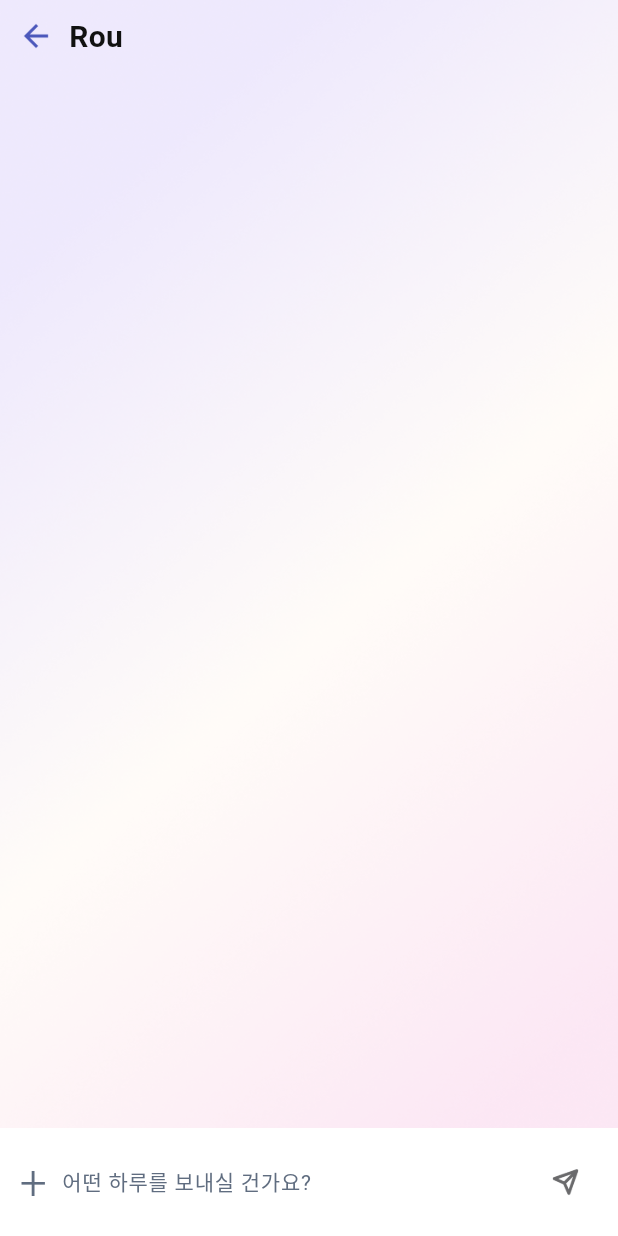
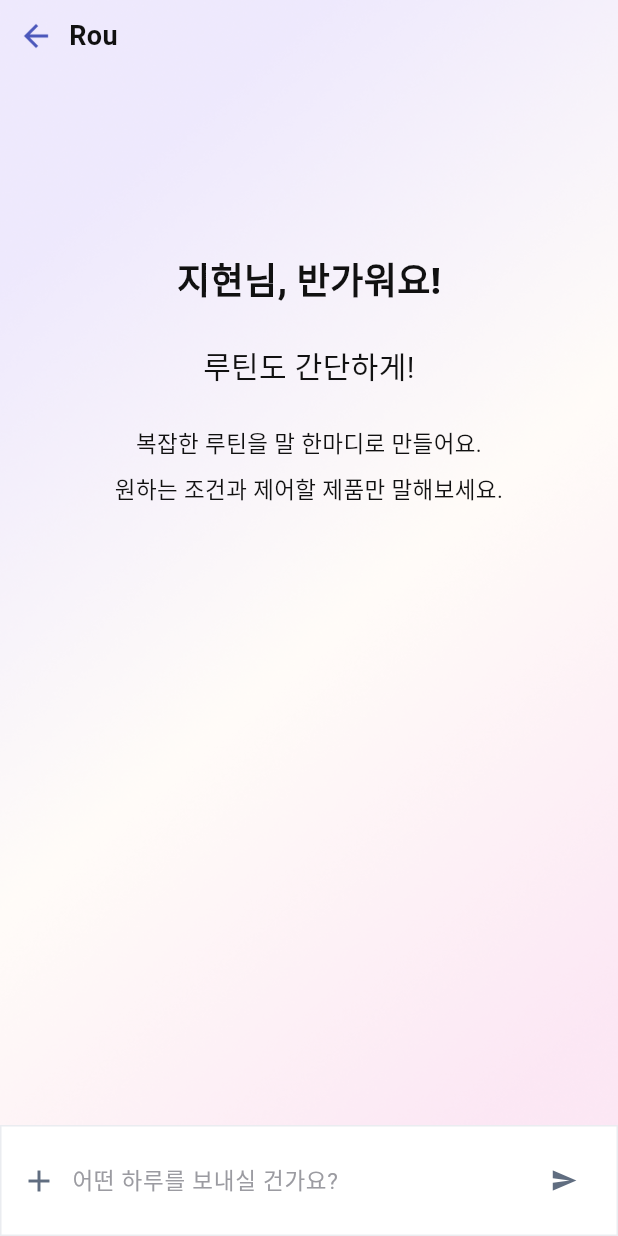
Before and after one commit to standardkim11/LG_DX_School_DX_Project, a Flutter app: the ChatScreen screen opened directly, on a phone screen of 412 x 824 dp. Run offline on Flutter 3.47's test engine with Material 3 defaults, Android fonts, the phone set to English and light mode, and no system bars; Roboto replaces fonts that are missing (LG Smart_H).

Commit message:
채팅 기본화면 수정정

```diff
--- a/front/lib/Screens/chat_screen.dart
+++ b/front/lib/Screens/chat_screen.dart
@@ -32,7 +32,30 @@ class _ChatScreenState extends State<ChatScreen> {
 
   static const int userId = 1; // 실제로는 사용자 인증에서 가져와야 함
 
+  // 초기 환영 메시지 (첫 화면에만 표시)
+  final List<Map<String, dynamic>> _initialMessages = [
+    {
+      'text': '지현님, 반가워요!',
+      'isUser': false,
+      'fontSize': 24.0,
+      'fontWeight': FontWeight.w900,
+    }, // 제일 크게, 볼드
+    {'text': '루틴도 간단하게!', 'isUser': false, 'fontSize': 20.0}, // 크게
+    {'text': '복잡한 루틴을 말 한마디로 만들어요.', 'isUser': false, 'fontSize': 15.0}, // 보통
+    {'text': '원하는 조건과 제어할 제품만 말해보세요.', 'isUser': false, 'fontSize': 15.0}, // 보통
+  ];
+
+  // 실제 채팅 메시지
   final List<Map<String, dynamic>> _messages = [];
+
+  // 초기 메시지가 표시되는지 여부
+  bool _showInitialMessages = true;
+
+  @override
+  void initState() {
+    super.initState();
+    // 키보드 자동 포커스 제거
+  }
 
   @override
   void dispose() {
@@ -56,13 +79,29 @@ class _ChatScreenState extends State<ChatScreen> {
     final messageText = _messageController.text.trim();
     if (messageText.isEmpty || _isLoading) return;
 
+    // 첫 메시지를 보낼 때 초기 메시지 제거
+    if (_showInitialMessages) {
+      setState(() {
+        _showInitialMessages = false;
+      });
+    }
+
     // 사용자 메시지 추가
     setState(() {
-      _messages.add({'text': messageText, 'isUser': true});
+      _messages.add({'text': messageText, 'isUser': true, 'fontSize': 15.0});
       _isLoading = true;
     });
     _messageController.clear();
+
+    // 로딩 인디케이터가 표시되도록 스크롤 (여러 번 시도)
+    Future.delayed(const Duration(milliseconds: 100), () {
       _scrollToBottom();
+    });
+    WidgetsBinding.instance.addPostFrameCallback((_) {
+      Future.delayed(const Duration(milliseconds: 200), () {
+        _scrollToBottom();
+      });
+    });
 
     try {
       // API 호출 - 경로: /api/chat/chat (url_prefix="/api/chat" + route="/chat")
@@ -88,7 +127,7 @@ class _ChatScreenState extends State<ChatScreen> {
         final reply = data['reply'] as String? ?? '응답을 받지 못했습니다.';
 
         setState(() {
-          _messages.add({'text': reply, 'isUser': false});
+          _messages.add({'text': reply, 'isUser': false, 'fontSize': 15.0});
           _isLoading = false;
         });
       } else {
@@ -108,7 +147,11 @@ class _ChatScreenState extends State<ChatScreen> {
       }
 
       setState(() {
-        _messages.add({'text': errorMessage, 'isUser': false});
+        _messages.add({
+          'text': errorMessage,
+          'isUser': false,
+          'fontSize': 15.0,
+        });
         _isLoading = false;
       });
 
@@ -121,7 +164,9 @@ class _ChatScreenState extends State<ChatScreen> {
 
   @override
   Widget build(BuildContext context) {
+    final keyboardHeight = MediaQuery.of(context).viewInsets.bottom;
     return Scaffold(
+      resizeToAvoidBottomInset: true,
       body: Container(
         decoration: const BoxDecoration(
           image: DecorationImage(
@@ -146,6 +191,7 @@ class _ChatScreenState extends State<ChatScreen> {
                         'assets/lgrouthinq/Back_icon.png',
                         width: 24,
                         height: 24,
+                        fit: BoxFit.contain,
                       ),
                     ),
                     const SizedBox(width: 10),
@@ -153,10 +199,10 @@ class _ChatScreenState extends State<ChatScreen> {
                       'Rou',
                       style: TextStyle(
                         color: Color(0xFF111111),
-                        fontSize: 20,
+                        fontSize: 18,
                         fontFamily: 'LG Smart_H',
                         fontWeight: FontWeight.w600,
-                        height: 1,
+                        height: 1.33,
                       ),
                     ),
                   ],
@@ -165,18 +211,89 @@ class _ChatScreenState extends State<ChatScreen> {
 
               // 채팅 메시지 영역
               Expanded(
-                child: ListView.builder(
+                child: _showInitialMessages
+                    ? Padding(
+                        padding: const EdgeInsets.symmetric(horizontal: 16),
+                        child: Column(
+                          mainAxisAlignment: MainAxisAlignment.start,
+                          children: [
+                            SizedBox(height: keyboardHeight > 0 ? 40 : 120),
+                            ..._initialMessages.asMap().entries.map((entry) {
+                              final index = entry.key;
+                              final message = entry.value;
+                              final fontSize =
+                                  message['fontSize'] as double? ?? 15.0;
+                              final fontWeight =
+                                  message['fontWeight'] as FontWeight? ??
+                                  FontWeight.w400;
+                              // 마지막 두 메시지(인덱스 2와 3) 사이 간격만 줄임
+                              final bottomPadding = (index == 2) ? 8.0 : 24.0;
+                              return Padding(
+                                padding: EdgeInsets.only(bottom: bottomPadding),
+                                child: Text(
+                                  message['text'] as String,
+                                  textAlign: TextAlign.center,
+                                  style: TextStyle(
+                                    color: const Color(0xFF111111),
+                                    fontSize: fontSize,
+                                    fontFamily: 'LG Smart_H',
+                                    fontWeight: fontWeight,
+                                    height: 1.47,
+                                  ),
+                                ),
+                              );
+                            }).toList(),
+                            const Spacer(),
+                          ],
+                        ),
+                      )
+                    : ListView.builder(
                         controller: _scrollController,
                         padding: const EdgeInsets.symmetric(
                           horizontal: 16,
                           vertical: 12,
                         ),
-                  itemCount: _messages.length,
+                        itemCount: _messages.length + (_isLoading ? 1 : 0),
                         itemBuilder: (context, index) {
+                          // 로딩 중이고 마지막 아이템이면 봇 응답 위치에 로딩 인디케이터 표시
+                          if (_isLoading && index == _messages.length) {
+                            return Padding(
+                              padding: const EdgeInsets.only(
+                                bottom: 24,
+                                top: 16,
+                              ),
+                              child: Row(
+                                mainAxisAlignment: MainAxisAlignment.start,
+                                crossAxisAlignment: CrossAxisAlignment.start,
+                                children: [
+                                  const SizedBox(width: 16),
+                                  Container(
+                                    padding: const EdgeInsets.all(8),
+                                    child: const SizedBox(
+                                      width: 32,
+                                      height: 32,
+                                      child: CircularProgressIndicator(
+                                        strokeWidth: 3,
+                                        valueColor:
+                                            AlwaysStoppedAnimation<Color>(
+                                              Color(0xFF4B57BB),
+                                            ),
+                                      ),
+                                    ),
+                                  ),
+                                ],
+                              ),
+                            );
+                          }
+
                           final message = _messages[index];
                           final isUser = message['isUser'] as bool;
+                          final fontSize =
+                              message['fontSize'] as double? ?? 15.0;
                           // 이전 메시지 확인
-                    final prevMessage = index > 0 ? _messages[index - 1] : null;
+                          final prevMessage = index > 0
+                              ? _messages[index - 1]
+                              : null;
                           final prevIsUser = prevMessage != null
                               ? prevMessage['isUser'] as bool
                               : null;
@@ -186,6 +303,7 @@ class _ChatScreenState extends State<ChatScreen> {
                           return _buildMessageBubble(
                             message['text'] as String,
                             isUser,
+                            fontSize: fontSize,
                             addTopSpacing: shouldAddSpacing,
                           );
                         },
@@ -199,19 +317,16 @@ class _ChatScreenState extends State<ChatScreen> {
                   horizontal: 13,
                   vertical: 12,
                 ),
-                decoration: const BoxDecoration(color: Colors.white),
+                decoration: BoxDecoration(
+                  color: Colors.white,
+                  border: Border.all(
+                    color: const Color(0xFFEAECF0), // 연한 회색 테두리
+                    width: 1,
+                  ),
+                ),
                 child: Row(
                   children: [
-                    const Text(
-                      '+',
-                      style: TextStyle(
-                        color: Color(0xFF606D80),
-                        fontSize: 32,
-                        fontFamily: 'LG Smart_H',
-                        fontWeight: FontWeight.w300,
-                        height: 0.62,
-                      ),
-                    ),
+                    const Icon(Icons.add, color: Color(0xFF606D80), size: 24),
                     const SizedBox(width: 10),
                     Expanded(
                       child: TextField(
@@ -222,21 +337,21 @@ class _ChatScreenState extends State<ChatScreen> {
                         textInputAction: TextInputAction.send,
                         enableInteractiveSelection: true,
                         style: const TextStyle(
-                          color: Color(0xFF606D80),
-                          fontSize: 14,
+                          color: Color(0xFF111111),
+                          fontSize: 15,
                           fontFamily: 'LG Smart_H',
                           fontWeight: FontWeight.w400,
-                          height: 1.43,
+                          height: 1.47,
                         ),
                         decoration: const InputDecoration(
                           border: InputBorder.none,
                           hintText: '어떤 하루를 보내실 건가요?',
                           hintStyle: TextStyle(
-                            color: Color(0xFF606D80),
-                            fontSize: 14,
+                            color: Color(0xFF9B9BA1),
+                            fontSize: 15,
                             fontFamily: 'LG Smart_H',
                             fontWeight: FontWeight.w400,
-                            height: 1.43,
+                            height: 1.47,
                           ),
                         ),
                         onSubmitted: (text) {
@@ -251,10 +366,10 @@ class _ChatScreenState extends State<ChatScreen> {
                       onTap: _isLoading ? null : _sendMessage,
                       child: Opacity(
                         opacity: _isLoading ? 0.5 : 1.0,
-                        child: Image.asset(
-                          'assets/bottom_navigation_icon/Send_icon.png',
-                          width: 18,
-                          height: 18,
+                        child: const Icon(
+                          Icons.send,
+                          color: Color(0xFF606D80),
+                          size: 18,
                         ),
                       ),
                     ),
@@ -272,6 +387,7 @@ class _ChatScreenState extends State<ChatScreen> {
   Widget _buildMessageBubble(
     String text,
     bool isUser, {
+    double fontSize = 15.0,
     bool addTopSpacing = false,
   }) {
     return Padding(
@@ -297,23 +413,27 @@ class _ChatScreenState extends State<ChatScreen> {
                     ),
                     child: Text(
                       text,
-                      style: const TextStyle(
-                        color: Color(0xFF111111),
-                        fontSize: 14,
+                      style: TextStyle(
+                        color: const Color(0xFF111111),
+                        fontSize: fontSize,
                         fontFamily: 'LG Smart_H',
                         fontWeight: FontWeight.w400,
-                        height: 1.43,
+                        height: 1.47,
                       ),
                     ),
                   )
-                : Text(
+                : Align(
+                    alignment: Alignment.centerLeft,
+                    child: Text(
                       text,
-                    style: const TextStyle(
-                      color: Color(0xFF111111),
-                      fontSize: 14,
+                      textAlign: TextAlign.left,
+                      style: TextStyle(
+                        color: const Color(0xFF111111),
+                        fontSize: fontSize,
                         fontFamily: 'LG Smart_H',
                         fontWeight: FontWeight.w400,
-                      height: 1.43,
+                        height: 1.47,
+                      ),
                     ),
                   ),
           ),
```
Lines whose indentation alone changed are shown as unchanged.
